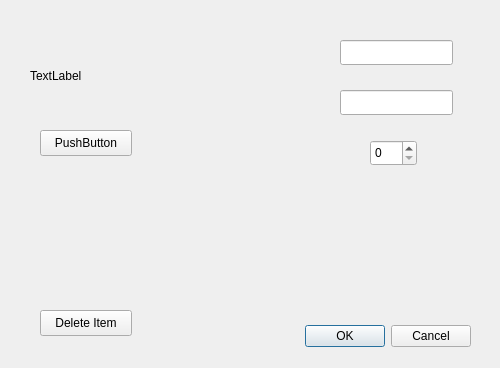
Above: app/layout/EditItemDialog.ui from saul-escobedo/Electronics_Inventory before the change. Below: the same form after it.
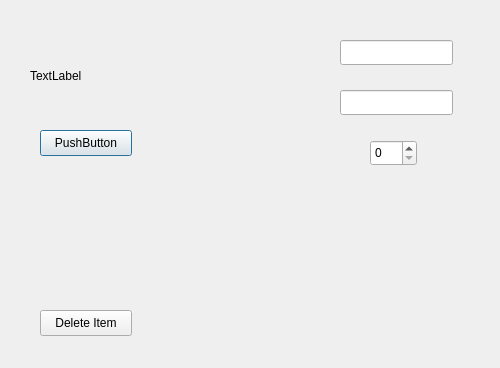
That is the form after the change.

```diff
--- a/app/layout/EditItemDialog.ui
+++ b/app/layout/EditItemDialog.ui
@@ -22,11 +22,8 @@
      <height>32</height>
     </rect>
    </property>
-   <property name="orientation">
-    <enum>Qt::Orientation::Horizontal</enum>
-   </property>
    <property name="standardButtons">
-    <set>QDialogButtonBox::StandardButton::Cancel|QDialogButtonBox::StandardButton::Ok</set>
+    <set>QDialogButtonBox::NoButton</set>
    </property>
   </widget>
   <widget class="QLineEdit" name="name_line_edit">
```
Left out of the diff: 6 changed lines with no effect on the pictures.
